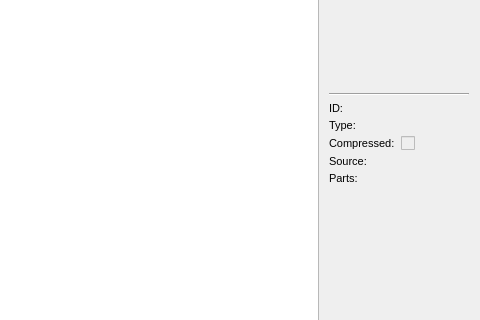
Qt form src/OplPcTools/UI/GameListWidget.ui (brainstream/OPL-PC-Tools) before a commit; both pictures show x 555 to 1035 and y 170 to 490 of the 1035 by 594 pixel window.
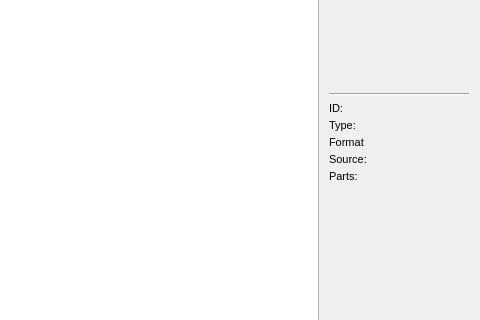
The same form after that commit. Icons and pictures are not drawn.

Commit message: Checkbox replace with label

Diff of the .ui file:
```diff
--- a/src/OplPcTools/UI/GameListWidget.ui
+++ b/src/OplPcTools/UI/GameListWidget.ui
@@ -445,7 +445,7 @@
               </property>
              </widget>
             </item>
-            <item row="3" column="0">
+            <item row="4" column="0">
              <widget class="QLabel" name="mp_label_6">
               <property name="text">
                <string>Source:</string>
@@ -455,7 +455,7 @@
               </property>
              </widget>
             </item>
-            <item row="3" column="1">
+            <item row="4" column="1">
              <widget class="QLabel" name="mp_label_source">
               <property name="text">
                <string notr="true"/>
@@ -465,7 +465,7 @@
               </property>
              </widget>
             </item>
-            <item row="4" column="0">
+            <item row="5" column="0">
              <widget class="QLabel" name="mp_label_8">
               <property name="text">
                <string>Parts:</string>
@@ -475,7 +475,7 @@
               </property>
              </widget>
             </item>
-            <item row="4" column="1">
+            <item row="5" column="1">
              <widget class="QLabel" name="mp_label_parts">
               <property name="text">
                <string notr="true"/>
@@ -488,18 +488,12 @@
             <item row="2" column="0">
              <widget class="QLabel" name="mp_label_3">
               <property name="text">
-               <string>Compressed:</string>
+               <string>Format</string>
               </property>
              </widget>
             </item>
             <item row="2" column="1">
-             <widget class="QCheckBox" name="mp_checkbox_compressed">
-              <property name="enabled">
-               <bool>false</bool>
-              </property>
-              <property name="focusPolicy">
-               <enum>Qt::FocusPolicy::ClickFocus</enum>
-              </property>
+             <widget class="QLabel" name="mp_label_format">
               <property name="text">
                <string notr="true"/>
               </property>
```
The commit also changes 3 other files.
